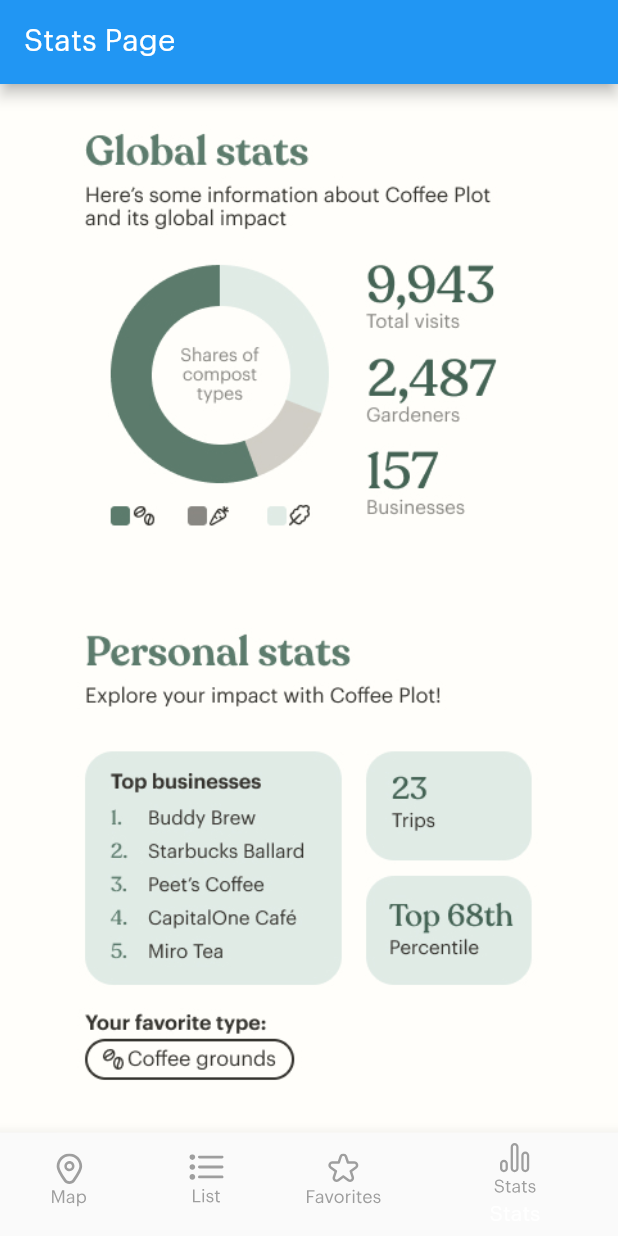
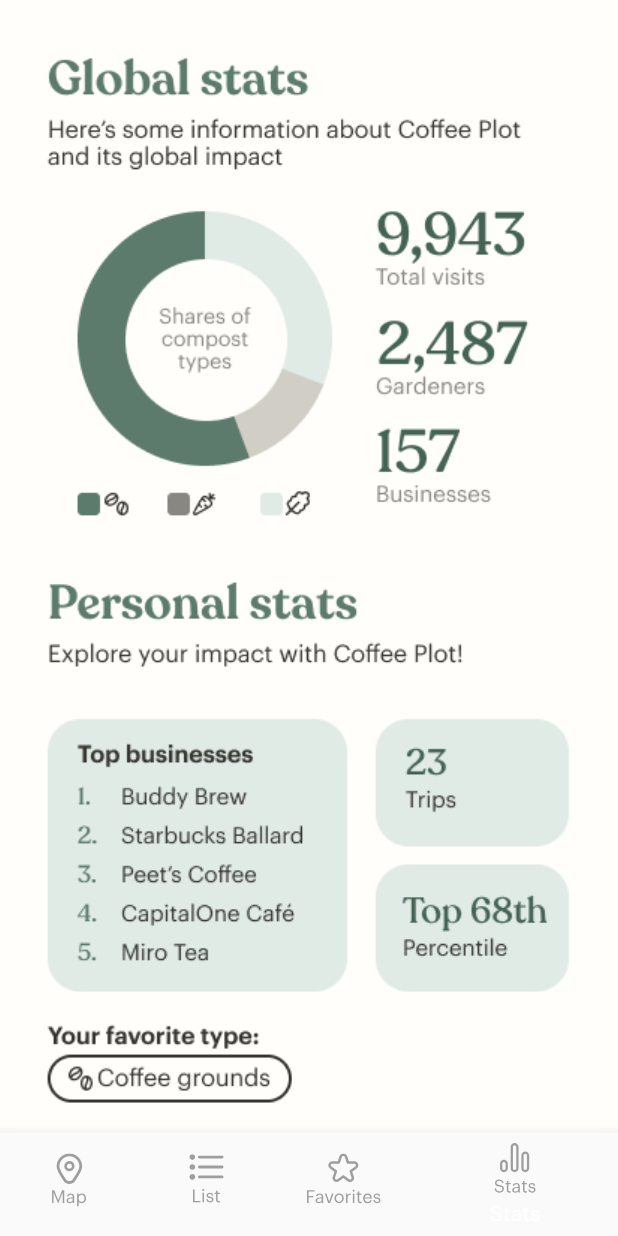
Before and after one commit to HackMIT-CoffeePlot/coffeeplot, a Flutter app: the screen it shows after launch, item 4 of the bottom bar chosen, on a phone screen of 412 x 824 dp. Run offline on Flutter 3.47's test engine with Material 2 defaults, Android fonts, the phone set to English and light mode, and no system bars; our stand-ins replace flutter_svg, geolocator, google_maps_flutter, shared_preferences.

Commit message:
STATS PAGE DONEZO

```diff
--- a/coffe_plot_frontend/lib/main.dart
+++ b/coffe_plot_frontend/lib/main.dart
@@ -8,6 +8,7 @@ class MyApp extends StatelessWidget {
   @override
   Widget build(BuildContext context) {
     return MaterialApp(
+      debugShowCheckedModeBanner: false, // remove debug banner
       title: 'Your App Title',
       theme: ThemeData(
           primarySwatch: Colors.blue, fontFamily: 'GraphikLCG-Regular'),
--- a/coffe_plot_frontend/lib/pages/stats_page.dart
+++ b/coffe_plot_frontend/lib/pages/stats_page.dart
@@ -5,13 +5,13 @@ class StatsPage extends StatelessWidget {
   @override
   Widget build(BuildContext context) {
     return Scaffold(
-      appBar: AppBar(
-        title: Text('Stats Page'),
-      ),
       backgroundColor: Color(0xFFFFFEFA),
-      body: Center(
+      body: Container(
         child: Image(
           image: AssetImage('lib/svgs/stats-image.jpg'),
+          fit: BoxFit.contain,//fill, //contain, cover, scaleDown,
+          height: double.infinity,
+          width: double.infinity,
         ),
       ),
     );
```
Also changed, not shown: coffe_plot_frontend/lib/svgs/stats-image.jpg.
